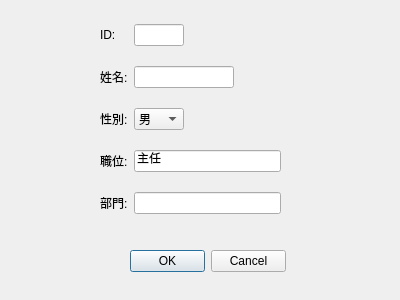
The window that gui/add.ui (jason281/SE_Project) describes before a commit, drawn with Qt 5.
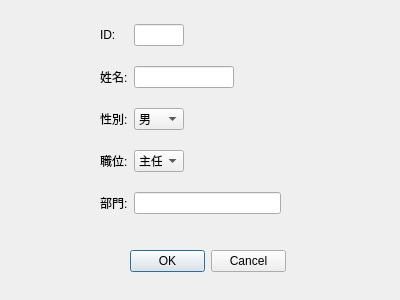
The same window after the commit.

What changed in the file:
```diff
--- a/gui/add.ui
+++ b/gui/add.ui
@@ -40,16 +40,6 @@
       </property>
      </widget>
     </item>
-    <item row="3" column="1">
-     <widget class="QLineEdit" name="lineEdit_6">
-      <property name="enabled">
-       <bool>true</bool>
-      </property>
-      <property name="text">
-       <string>主任</string>
-      </property>
-     </widget>
-    </item>
     <item row="1" column="0">
      <widget class="QLabel" name="label_3">
       <property name="text">
@@ -117,6 +107,31 @@
     <item row="4" column="1">
      <widget class="QLineEdit" name="lineEdit_5"/>
     </item>
+    <item row="3" column="1">
+     <widget class="QComboBox" name="comboBox_2">
+      <property name="maximumSize">
+       <size>
+        <width>50</width>
+        <height>16777215</height>
+       </size>
+      </property>
+      <item>
+       <property name="text">
+        <string>主任</string>
+       </property>
+      </item>
+      <item>
+       <property name="text">
+        <string>領班</string>
+       </property>
+      </item>
+      <item>
+       <property name="text">
+        <string>員工</string>
+       </property>
+      </item>
+     </widget>
+    </item>
    </layout>
   </widget>
   <widget class="QDialogButtonBox" name="buttonBox">
```
